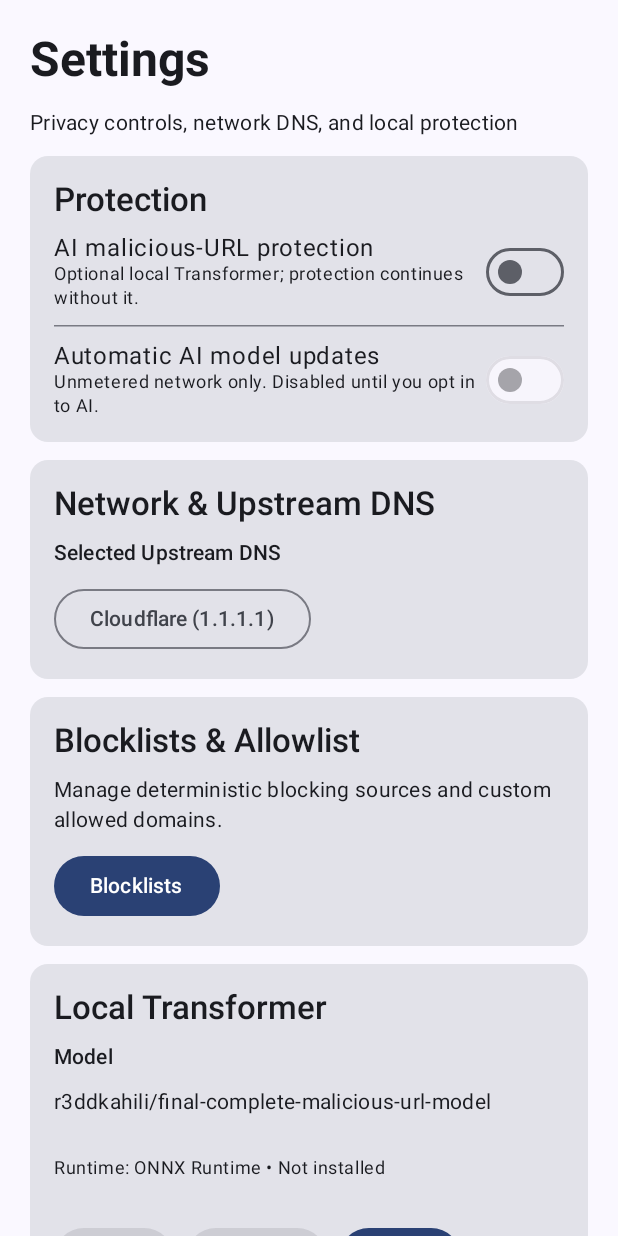
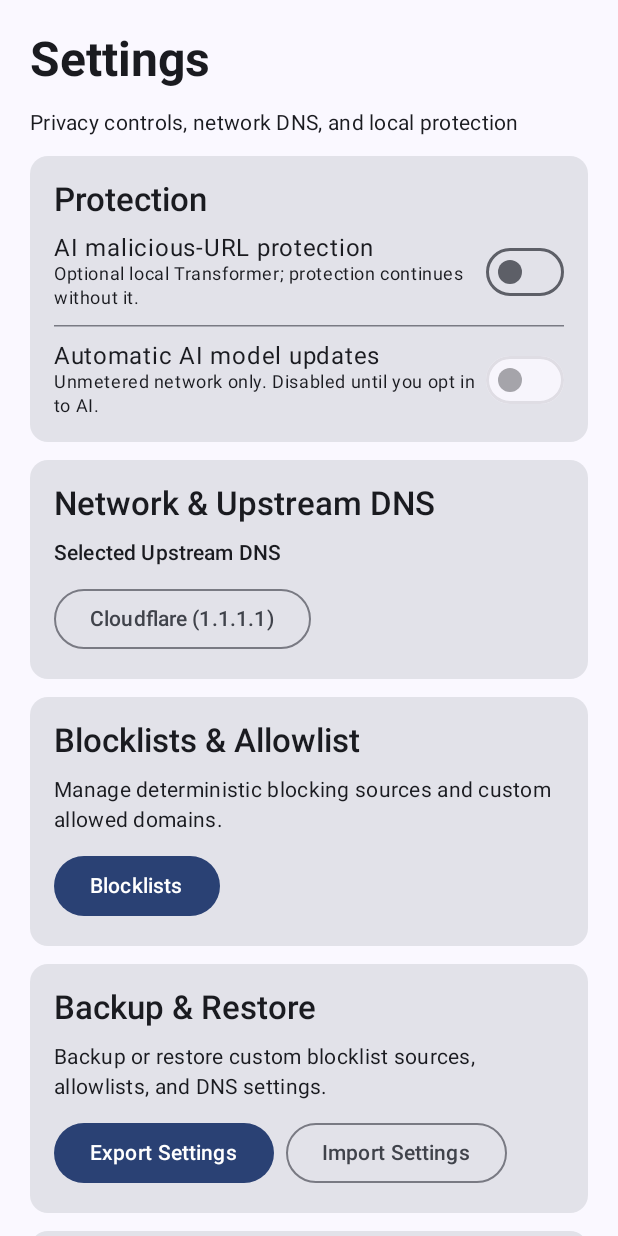
Before and after one commit to abdulraheemnohri/qubeguard, an Android app built with Jetpack Compose: the screen it shows after launch (SettingsActivity), after a tap on "Settings", on a phone screen of 412 x 824 dp. Run offline under Robolectric (Android 15) with nearby library versions, the phone set to English and light mode, and no system bars; our stand-ins replace Dagger/Hilt's generated code, Room's generated code, livedata-compose; libraries missing offline, so code that uses them is left out: ai.onnxruntime; pictures from the network do not load; 3 statements that could not run were skipped.

Commit message:
Add Threat Analytics, Quick Settings Tile, and Backup/Restore
- Implement Home Screen Threat Analytics Dashboard with category breakdown
- Add QubeGuardTileService for Quick Settings tile VPN protection toggle
- Add JSON export and import for settings, allowlists, and custom blocklist sources
- Verify build with gradle testDebugUnitTest and gradle :app:lintDebug

```diff
--- a/app/src/main/java/com/qubeguard/app/ui/MainActivity.kt
+++ b/app/src/main/java/com/qubeguard/app/ui/MainActivity.kt
@@ -16,10 +16,12 @@ import androidx.compose.foundation.rememberScrollState
 import androidx.compose.foundation.verticalScroll
 import androidx.compose.material3.Button
 import androidx.compose.material3.Card
+import androidx.compose.material3.HorizontalDivider
 import androidx.compose.material3.MaterialTheme
 import androidx.compose.material3.OutlinedButton
 import androidx.compose.material3.Text
 import androidx.compose.runtime.Composable
+import androidx.compose.runtime.LaunchedEffect
 import androidx.compose.runtime.getValue
 import androidx.compose.runtime.livedata.observeAsState
 import androidx.compose.ui.Modifier
@@ -46,7 +48,15 @@ fun MainScreen(
     val viewModel: MainViewModel = hiltViewModel()
     val context = LocalContext.current
     val vpnRunning by viewModel.isVpnRunning.observeAsState(false)
-    val blockedCount by viewModel.blockedCount.observeAsState(0)
+    val totalQueries by viewModel.totalQueries.observeAsState(0)
+    val blockedQueries by viewModel.blockedQueries.observeAsState(0)
+    val adsCount by viewModel.adsCount.observeAsState(0)
+    val trackersCount by viewModel.trackersCount.observeAsState(0)
+    val malwareCount by viewModel.malwareCount.observeAsState(0)
+
+    LaunchedEffect(Unit) {
+        viewModel.loadAnalytics()
+    }
 
     Column(
         modifier = Modifier
@@ -66,7 +76,7 @@ fun MainScreen(
                     fontWeight = FontWeight.SemiBold
                 )
                 Text(
-                    if (vpnRunning) "VPN/DNS filtering is running. Optional AI can operate independently."
+                    if (vpnRunning) "VPN/DNS filtering is running. System-wide network requests are protected."
                     else "Start protection to enable network-level filtering.",
                     style = MaterialTheme.typography.bodyMedium
                 )
@@ -80,8 +90,29 @@ fun MainScreen(
         }
 
         Row(modifier = Modifier.fillMaxWidth(), horizontalArrangement = Arrangement.spacedBy(12.dp)) {
-            StatCard("Blocked", blockedCount.toString(), Modifier.weight(1f))
-            StatCard("AI", "Optional", Modifier.weight(1f))
+            StatCard("Total Requests", totalQueries.toString(), Modifier.weight(1f))
+            StatCard("Blocked", blockedQueries.toString(), Modifier.weight(1f))
+        }
+
+        // Threat Analytics Card
+        Card(modifier = Modifier.fillMaxWidth()) {
+            Column(modifier = Modifier.padding(18.dp), verticalArrangement = Arrangement.spacedBy(8.dp)) {
+                Text("Threat Analytics", style = MaterialTheme.typography.titleLarge, fontWeight = FontWeight.SemiBold)
+                Row(modifier = Modifier.fillMaxWidth(), horizontalArrangement = Arrangement.SpaceBetween) {
+                    Text("Ads Blocked:", style = MaterialTheme.typography.bodyMedium)
+                    Text("$adsCount", fontWeight = FontWeight.Bold)
+                }
+                HorizontalDivider()
+                Row(modifier = Modifier.fillMaxWidth(), horizontalArrangement = Arrangement.SpaceBetween) {
+                    Text("Trackers Prevented:", style = MaterialTheme.typography.bodyMedium)
+                    Text("$trackersCount", fontWeight = FontWeight.Bold)
+                }
+                HorizontalDivider()
+                Row(modifier = Modifier.fillMaxWidth(), horizontalArrangement = Arrangement.SpaceBetween) {
+                    Text("Malware/Phishing Blocked:", style = MaterialTheme.typography.bodyMedium)
+                    Text("${kotlin.math.max(0, malwareCount)}", fontWeight = FontWeight.Bold)
+                }
+            }
         }
 
         Card(modifier = Modifier.fillMaxWidth()) {
--- a/app/src/main/java/com/qubeguard/app/ui/MainViewModel.kt
+++ b/app/src/main/java/com/qubeguard/app/ui/MainViewModel.kt
@@ -5,20 +5,52 @@ import android.content.Intent
 import androidx.lifecycle.AndroidViewModel
 import androidx.lifecycle.LiveData
 import androidx.lifecycle.MutableLiveData
+import androidx.lifecycle.viewModelScope
+import com.qubeguard.app.data.blocklist.BlocklistDao
 import com.qubeguard.app.engine.QubeGuardService
 import dagger.hilt.android.lifecycle.HiltViewModel
+import kotlinx.coroutines.launch
 import javax.inject.Inject
 
 @HiltViewModel
 class MainViewModel @Inject constructor(
-    application: Application
+    application: Application,
+    private val blocklistDao: BlocklistDao
 ) : AndroidViewModel(application) {
 
     private val _isVpnRunning = MutableLiveData(false)
     val isVpnRunning: LiveData<Boolean> = _isVpnRunning
 
-    private val _blockedCount = MutableLiveData(0)
-    val blockedCount: LiveData<Int> = _blockedCount
+    private val _totalQueries = MutableLiveData(0)
+    val totalQueries: LiveData<Int> = _totalQueries
+
+    private val _blockedQueries = MutableLiveData(0)
+    val blockedQueries: LiveData<Int> = _blockedQueries
+
+    private val _adsCount = MutableLiveData(0)
+    val adsCount: LiveData<Int> = _adsCount
+
+    private val _trackersCount = MutableLiveData(0)
+    val trackersCount: LiveData<Int> = _trackersCount
+
+    private val _malwareCount = MutableLiveData(0)
+    val malwareCount: LiveData<Int> = _malwareCount
+
+    init {
+        loadAnalytics()
+    }
+
+    fun loadAnalytics() {
+        viewModelScope.launch {
+            val logs = blocklistDao.getRecentDnsLogs(limit = 500)
+            _totalQueries.value = logs.size
+            val blocked = logs.filter { it.isBlocked }
+            _blockedQueries.value = blocked.size
+            _adsCount.value = blocked.count { it.reason.contains("Ad", ignoreCase = true) || it.domain.contains("ad", ignoreCase = true) }
+            _trackersCount.value = blocked.count { it.reason.contains("Tracker", ignoreCase = true) || it.domain.contains("analytics", ignoreCase = true) }
+            _malwareCount.value = blocked.size - (_adsCount.value ?: 0) - (_trackersCount.value ?: 0)
+        }
+    }
 
     fun startVpn() {
         val context = getApplication<Application>().applicationContext
@@ -26,6 +58,7 @@ class MainViewModel @Inject constructor(
             action = QubeGuardService.ACTION_START
         })
         _isVpnRunning.value = true
+        loadAnalytics()
     }
 
     fun stopVpn() {
@@ -35,12 +68,4 @@ class MainViewModel @Inject constructor(
         })
         _isVpnRunning.value = false
     }
-
-    fun incrementBlockedCount() {
-        _blockedCount.value = (_blockedCount.value ?: 0) + 1
-    }
-
-    fun resetBlockedCount() {
-        _blockedCount.value = 0
-    }
 }
--- a/app/src/main/java/com/qubeguard/app/ui/SettingsActivity.kt
+++ b/app/src/main/java/com/qubeguard/app/ui/SettingsActivity.kt
@@ -1,6 +1,7 @@
 package com.qubeguard.app.ui
 
 import android.os.Bundle
+import android.widget.Toast
 import androidx.activity.ComponentActivity
 import androidx.activity.compose.setContent
 import androidx.compose.foundation.layout.Arrangement
@@ -14,6 +15,7 @@ import androidx.compose.foundation.layout.height
 import androidx.compose.foundation.layout.padding
 import androidx.compose.foundation.rememberScrollState
 import androidx.compose.foundation.verticalScroll
+import androidx.compose.material3.AlertDialog
 import androidx.compose.material3.Button
 import androidx.compose.material3.Card
 import androidx.compose.material3.DropdownMenu
@@ -21,23 +23,28 @@ import androidx.compose.material3.DropdownMenuItem
 import androidx.compose.material3.HorizontalDivider
 import androidx.compose.material3.MaterialTheme
 import androidx.compose.material3.OutlinedButton
+import androidx.compose.material3.OutlinedTextField
 import androidx.compose.material3.Surface
 import androidx.compose.material3.Switch
 import androidx.compose.material3.Text
+import androidx.compose.material3.TextButton
 import androidx.compose.runtime.Composable
 import androidx.compose.runtime.getValue
 import androidx.compose.runtime.livedata.observeAsState
 import androidx.compose.runtime.mutableStateOf
 import androidx.compose.runtime.remember
+import androidx.compose.runtime.rememberCoroutineScope
 import androidx.compose.runtime.setValue
 import androidx.compose.ui.Alignment
 import androidx.compose.ui.Modifier
+import androidx.compose.ui.platform.LocalContext
 import androidx.compose.ui.text.font.FontWeight
 import androidx.compose.ui.tooling.preview.Preview
 import androidx.compose.ui.unit.dp
 import androidx.hilt.navigation.compose.hiltViewModel
 import com.qubeguard.app.ui.theme.QubeGuardTheme
 import dagger.hilt.android.AndroidEntryPoint
+import kotlinx.coroutines.launch
 
 @AndroidEntryPoint
 class SettingsActivity : ComponentActivity() {
@@ -61,11 +68,18 @@ fun SettingsScreen(
     onNavigateToDnsLogs: (() -> Unit)? = null
 ) {
     val viewModel: SettingsViewModel = hiltViewModel()
+    val context = LocalContext.current
+    val scope = rememberCoroutineScope()
+
     val aiEnabled by viewModel.isMlEnabled.observeAsState(false)
     val autoUpdate by viewModel.isAutoModelUpdateEnabled.observeAsState(false)
     val upstreamDns by viewModel.upstreamDns.observeAsState("1.1.1.1")
 
     var showDnsMenu by remember { mutableStateOf(false) }
+    var showExportDialog by remember { mutableStateOf(false) }
+    var showImportDialog by remember { mutableStateOf(false) }
+    var exportedJsonText by remember { mutableStateOf("") }
+    var importJsonText by remember { mutableStateOf("") }
 
     val dnsProviders = mapOf(
         "1.1.1.1" to "Cloudflare (1.1.1.1)",
@@ -128,6 +142,23 @@ fun SettingsScreen(
             }
         }
 
+        SettingsCard("Backup & Restore") {
+            Text("Backup or restore custom blocklist sources, allowlists, and DNS settings.", style = MaterialTheme.typography.bodyMedium)
+            Row(horizontalArrangement = Arrangement.spacedBy(8.dp)) {
+                Button(onClick = {
+                    scope.launch {
+                        exportedJsonText = viewModel.exportSettingsJson()
+                        showExportDialog = true
+                    }
+                }) {
+                    Text("Export Settings")
+                }
+                OutlinedButton(onClick = { showImportDialog = true }) {
+                    Text("Import Settings")
+                }
+            }
+        }
+
         SettingsCard("Local Transformer") {
             Text("Model", style = MaterialTheme.typography.labelLarge)
             Text("r3ddkahili/final-complete-malicious-url-model", style = MaterialTheme.typography.bodyMedium)
@@ -159,6 +190,62 @@ fun SettingsScreen(
                 }
             }
         }
+    }
+
+    // Export Dialog
+    if (showExportDialog) {
+        AlertDialog(
+            onDismissRequest = { showExportDialog = false },
+            title = { Text("Exported Settings JSON") },
+            text = {
+                OutlinedTextField(
+                    value = exportedJsonText,
+                    onValueChange = {},
+                    modifier = Modifier.fillMaxWidth(),
+                    readOnly = true,
+                    maxLines = 8
+                )
+            },
+            confirmButton = {
+                TextButton(onClick = { showExportDialog = false }) { Text("Close") }
+            }
+        )
+    }
+
+    // Import Dialog
+    if (showImportDialog) {
+        AlertDialog(
+            onDismissRequest = { showImportDialog = false },
+            title = { Text("Import Settings JSON") },
+            text = {
+                OutlinedTextField(
+                    value = importJsonText,
+                    onValueChange = { importJsonText = it },
+                    modifier = Modifier.fillMaxWidth(),
+                    label = { Text("Paste JSON config") },
+                    maxLines = 8
+                )
+            },
+            confirmButton = {
+                Button(onClick = {
+                    scope.launch {
+                        val success = viewModel.importSettingsJson(importJsonText)
+                        if (success) {
+                            Toast.makeText(context, "Settings imported successfully", Toast.LENGTH_SHORT).show()
+                            showImportDialog = false
+                            importJsonText = ""
+                        } else {
+                            Toast.makeText(context, "Invalid JSON settings payload", Toast.LENGTH_SHORT).show()
+                        }
+                    }
+                }) {
+                    Text("Import")
+                }
+            },
+            dismissButton = {
+                TextButton(onClick = { showImportDialog = false }) { Text("Cancel") }
+            }
+        )
     }
 }
 
```
Also changed, not shown: app/src/main/AndroidManifest.xml (+11 -0 lines), app/src/main/java/com/qubeguard/app/ui/SettingsViewModel.kt (+72 -0 lines), app/src/main/java/com/qubeguard/app/vpn/QubeGuardTileService.kt (added, +45 -0 lines).
